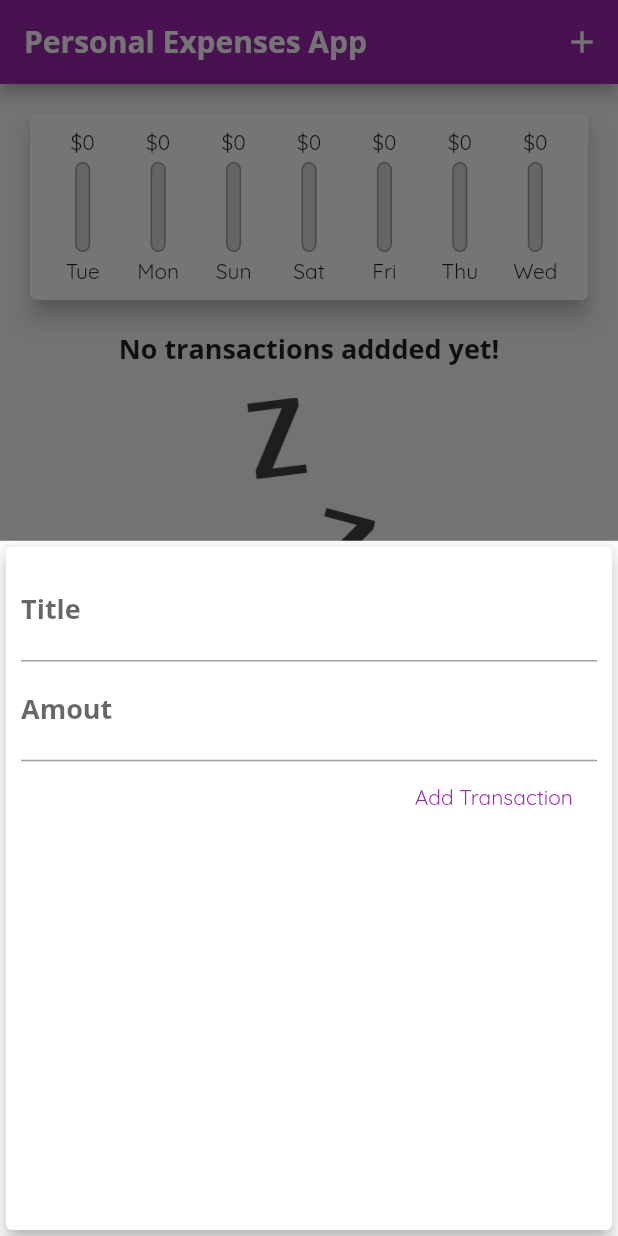
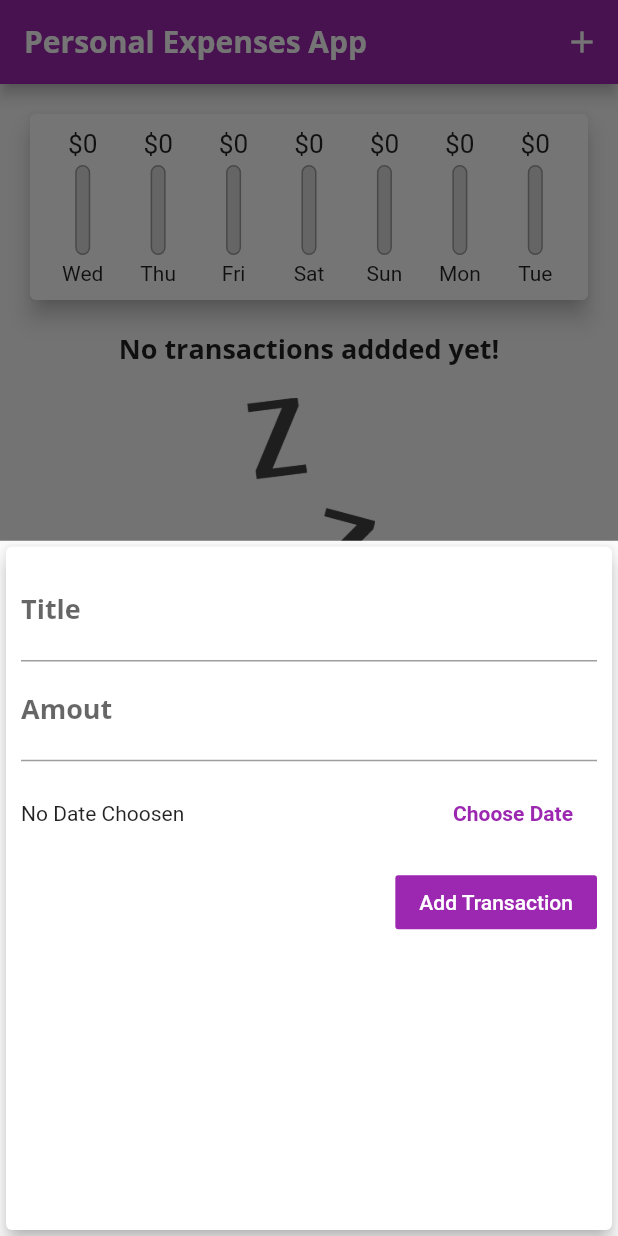
Before and after one commit to hanzosama/PersonalExpenseFlutter, a Flutter app: the screen it shows after launch, after a tap on the "add" icon, on a phone screen of 412 x 824 dp. Run offline on Flutter 3.47's test engine with Material 2 defaults, Android fonts, the phone set to English and light mode, and no system bars.

Commit message:
Date Picker Added.

```diff
--- a/lib/main.dart
+++ b/lib/main.dart
@@ -15,6 +15,7 @@ class MyApp extends StatelessWidget {
       fontFamily: 'OpenSans',
       fontSize: 20,
       fontWeight: FontWeight.bold,
+      color: Colors.white,
     );
     var titleTextStyle = TextStyle(
       fontFamily: 'OpenSans',
@@ -25,7 +26,6 @@ class MyApp extends StatelessWidget {
       title: 'Personal Expenses App',
       theme: ThemeData(
           primarySwatch: Colors.purple,
-          fontFamily: 'Quicksand',
           textTheme: TextTheme(
             titleLarge: titleTextStyle,
             titleMedium: titleTextStyle,
--- a/lib/widgets/chart.dart
+++ b/lib/widgets/chart.dart
@@ -21,7 +21,7 @@ class Chart extends StatelessWidget {
       }
 
       return {'day': DateFormat.E().format(weekDay), 'amount': totalSum};
-    });
+    }).reversed.toList();
   }
 
   double get totalSpending {
--- a/lib/widgets/chart_bar.dart
+++ b/lib/widgets/chart_bar.dart
@@ -11,7 +11,9 @@ class ChartBar extends StatelessWidget {
   Widget build(BuildContext context) {
     return Column(
       children: [
-        FittedBox(child: Text('\$${spendingAmount.toStringAsFixed(0)}')),
+        Container(
+          height: 20,
+          child: FittedBox(child: Text('\$${spendingAmount.toStringAsFixed(0)}'))),
         SizedBox(
           height: 4,
         ),
@@ -32,10 +34,11 @@ class ChartBar extends StatelessWidget {
             FractionallySizedBox(
               heightFactor: spendingPctOfTotal,
               child: Container(
-                  decoration: BoxDecoration(
-                color: Theme.of(context).primaryColor,
-                borderRadius: BorderRadius.circular(10),
-              )),
+                decoration: BoxDecoration(
+                  color: Theme.of(context).primaryColor,
+                  borderRadius: BorderRadius.circular(10),
+                ),
+              ),
             )
           ]),
         ),
--- a/lib/widgets/new_transaction.dart
+++ b/lib/widgets/new_transaction.dart
@@ -1,6 +1,7 @@
 // ignore_for_file: prefer_const_constructors, sized_box_for_whitespace, import_of_legacy_library_into_null_safe
 
 import 'package:flutter/material.dart';
+import 'package:intl/intl.dart';
 
 class NewTransaction extends StatefulWidget {
   final Function onNewTransaction;
@@ -12,9 +13,9 @@ class NewTransaction extends StatefulWidget {
 }
 
 class _NewTransactionState extends State<NewTransaction> {
-  final titleController = TextEditingController();
-
-  final amoutContoller = TextEditingController();
+  final _titleController = TextEditingController();
+  final _amoutContoller = TextEditingController();
+  DateTime? _selectedDate;
 
   @override
   Widget build(BuildContext context) {
@@ -29,19 +30,42 @@ class _NewTransactionState extends State<NewTransaction> {
           children: [
             TextField(
               decoration: InputDecoration(labelText: 'Title'),
-              controller: titleController,
-              onSubmitted: (_) => submitData(),
+              controller: _titleController,
+              onSubmitted: (_) => _submitData(),
             ),
             TextField(
               decoration: InputDecoration(labelText: 'Amout'),
-              controller: amoutContoller,
+              controller: _amoutContoller,
               keyboardType: TextInputType.number,
-              onSubmitted: (_) => submitData(),
+              onSubmitted: (_) => _submitData(),
+            ),
+            Container(
+              height: 70,
+              child: Row(
+                children: [
+                  Expanded(
+                    child: Text(
+                      _selectedDate == null
+                          ? 'No Date Choosen'
+                          : 'Picked Date: ${DateFormat.yMd().format(_selectedDate)}',
+                    ),
+                  ),
+                  FlatButton(
+                    onPressed: _presentDatePicker,
+                    child: Text(
+                      'Choose Date',
+                      style: TextStyle(fontWeight: FontWeight.bold),
+                    ),
+                    textColor: Theme.of(context).primaryColor,
+                  )
+                ],
+              ),
             ),
             FlatButton(
               child: Text('Add Transaction'),
-              textColor: Theme.of(context).primaryColor,
-              onPressed: submitData,
+              onPressed: _submitData,
+              textColor: Theme.of(context).appBarTheme.titleTextStyle?.color,
+              color: Theme.of(context).buttonTheme.colorScheme?.primary,
             )
           ],
         ),
@@ -49,13 +73,29 @@ class _NewTransactionState extends State<NewTransaction> {
     );
   }
 
-  void submitData() {
-    final enteredTitle = titleController.text;
-    final enteredAmount = double.tryParse(amoutContoller.text);
+  void _submitData() {
+    final enteredTitle = _titleController.text;
+    final enteredAmount = double.tryParse(_amoutContoller.text);
     if (enteredTitle.isEmpty || enteredAmount == null || enteredAmount <= 0) {
       return;
     }
     widget.onNewTransaction(enteredTitle, enteredAmount);
     Navigator.of(context).pop();
   }
+
+  void _presentDatePicker() {
+    showDatePicker(
+            context: context,
+            initialDate: DateTime.now(),
+            firstDate: DateTime(2019),
+            lastDate: DateTime.now())
+        .then((pickedDate) {
+      if (pickedDate == null) {
+        return;
+      }
+      setState(() {
+        _selectedDate = pickedDate;
+      });
+    });
+  }
 }
```
